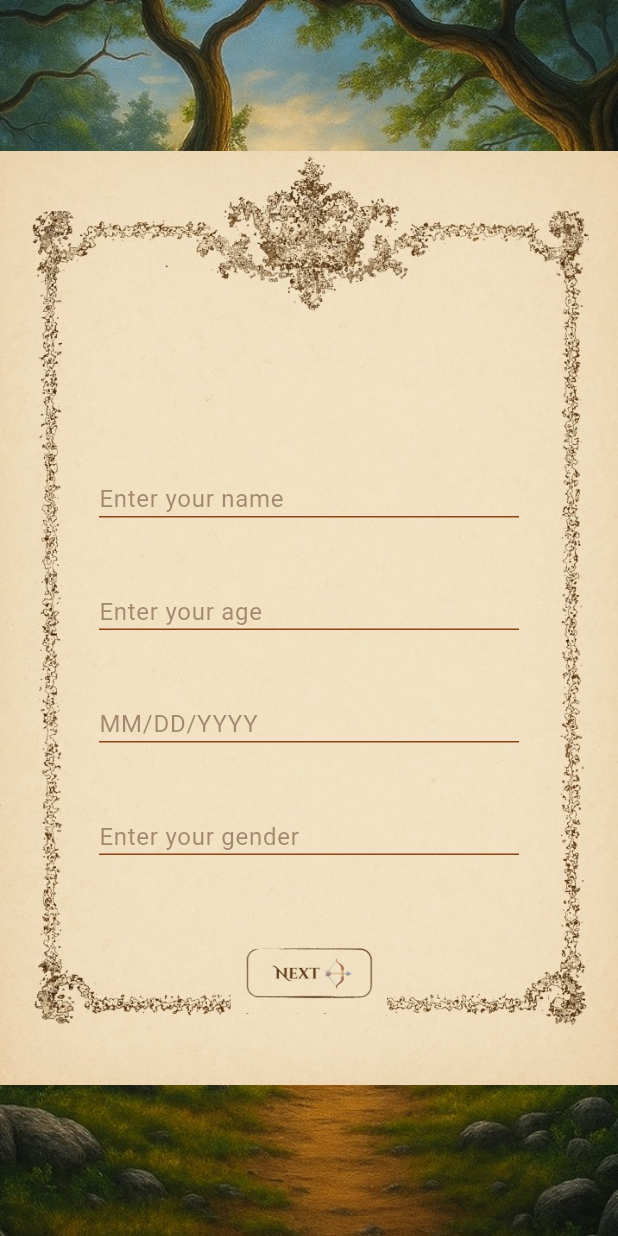
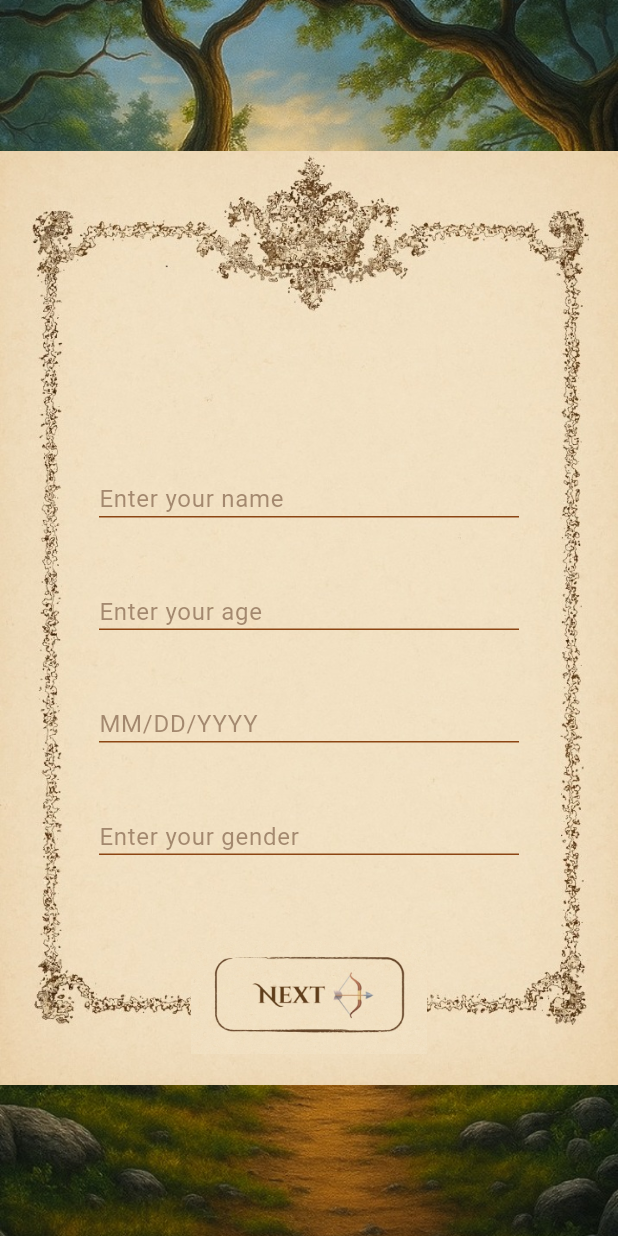
Before and after one commit to mandar2701/Realms_of_Routine, a Flutter app: the screen it shows after launch, after a tap on "SIGN UP", on a phone screen of 412 x 824 dp. Run offline on Flutter 3.47's test engine with Material 3 defaults, Android fonts, the phone set to English and light mode, and no system bars; our stand-ins replace fl_chart, glassmorphism, google_fonts, shared_preferences, table_calendar; network calls fail; Roboto replaces fonts that are missing (Times New Roman).

Commit message:
Fix minor bug for Buttin and consistent login

```diff
--- a/Frontend/lib/main.dart
+++ b/Frontend/lib/main.dart
@@ -32,20 +32,39 @@
 
 class _MyAppState extends State<MyApp> {
   final AuthService authService = AuthService();
+  bool _isLoading = true;
+
   @override
   void initState() {
     super.initState();
-    authService.getUserData(context);
+    _checkAuthStatus();
   }
 
+  Future<void> _checkAuthStatus() async {
+    await authService.getUserData(context);
+    if (mounted) {
+      setState(() {
+        _isLoading = false;
+      });
+    }
+  }
+
+  @override
   Widget build(BuildContext context) {
+    if (_isLoading) {
+      return MaterialApp(
+        home: Scaffold(
+          body: Center(child: CircularProgressIndicator()),
+        ),
+      );
+    }
+
     return MaterialApp(
       debugShowCheckedModeBanner: false,
       title: 'Realms of Routine',
-      home:
-          Provider.of<UserProvider>(context).user.token.isEmpty
-              ? const SignupPage()
-              : const HomeScreen(),
+      home: Provider.of<UserProvider>(context).user.token.isEmpty
+          ? const SignupPage()
+          : const HomeScreen(),
     );
   }
 }
--- a/Frontend/lib/pages/hero_info_parchment_page.dart
+++ b/Frontend/lib/pages/hero_info_parchment_page.dart
@@ -45,6 +45,7 @@
   @override
   Widget build(BuildContext context) {
     return Scaffold(
+      resizeToAvoidBottomInset: false,
       body: GestureDetector(
         onTap: () => FocusScope.of(context).unfocus(),
         // The main layout is a Stack to layer the background, parchment, and form.
@@ -135,9 +136,16 @@
         // Defines a tappable area over the "NEXT" button in the background image.
         Positioned(
           left: (screenWidth - buttonWidth) / 2,
-          top: 625, // Adjusted top position
+          top: 625,
           child: GestureDetector(
             onTap: () {
+              if (_nameController.text.isEmpty || _ageController.text.isEmpty ||
+                  _birthDateController.text.isEmpty || _genderController.text.isEmpty) {
+                ScaffoldMessenger.of(context).showSnackBar(
+                  SnackBar(content: Text('Please fill all fields')),
+                );
+                return;
+              }
               Navigator.push(
                 context,
                 MaterialPageRoute(
@@ -154,11 +162,14 @@
             },
             child: Container(
               width: buttonWidth,
-              height: 50, // Adjusted height
-              decoration: const BoxDecoration(
-                image: DecorationImage(
-                  image: AssetImage('assets/next_button.jpg'),
-                  fit: BoxFit.contain,
+              height: 80,
+              color: Colors.transparent,
+              child: Container(
+                decoration: const BoxDecoration(
+                  image: DecorationImage(
+                    image: AssetImage('assets/next_button.jpg'),
+                    fit: BoxFit.contain,
+                  ),
                 ),
               ),
             ),
--- a/Frontend/lib/services/auth_services.dart
+++ b/Frontend/lib/services/auth_services.dart
@@ -13,7 +13,7 @@
 import '/utils/utils.dart'; // Your updated utils file is used here
 
 class AuthService {
-  void signUpUser({
+  Future<void> signUpUser({
     required BuildContext context,
     required String email,
     required String password,
@@ -108,6 +108,7 @@
 
           final decodedBody = jsonDecode(res.body);
           await prefs.setString('x-auth-token', decodedBody['token']);
+          await prefs.setString('cached-user', res.body);
 
           userProvider.setUser(res.body);
 
@@ -123,24 +124,24 @@
   }
 
   // get user data
-  void getUserData(BuildContext context) async {
+  Future<void> getUserData(BuildContext context) async {
     try {
       var userProvider = Provider.of<UserProvider>(context, listen: false);
       SharedPreferences prefs = await SharedPreferences.getInstance();
       String? token = prefs.getString('x-auth-token');
 
-      if (token == null) {
-        token = '';
-        prefs.setString('x-auth-token', token);
+      if (token == null || token.isEmpty) {
+        return;
       }
 
+      try {
         var tokenRes = await http.post(
           Uri.parse('${Constants.uri}/tokenIsValid'),
           headers: <String, String>{
             'Content-Type': 'application/json; charset=UTF-8',
             'x-auth-token': token,
           },
-      );
+        ).timeout(Duration(seconds: 3));
 
         var response = jsonDecode(tokenRes.body);
 
@@ -154,9 +155,16 @@
           );
 
           userProvider.setUser(userRes.body);
+          await prefs.setString('cached-user', userRes.body);
         }
       } catch (e) {
-      showSnackBar(e.toString());
+        String? cachedUser = prefs.getString('cached-user');
+        if (cachedUser != null && cachedUser.isNotEmpty) {
+          userProvider.setUser(cachedUser);
+        }
+      }
+    } catch (e) {
+      // Ignore startup errors
     }
   }
 }
```
Also changed, not shown: Frontend/lib/pages/hero_needs_parchment.dart (+22 -4 lines). Lines whose indentation alone changed are shown as unchanged.
